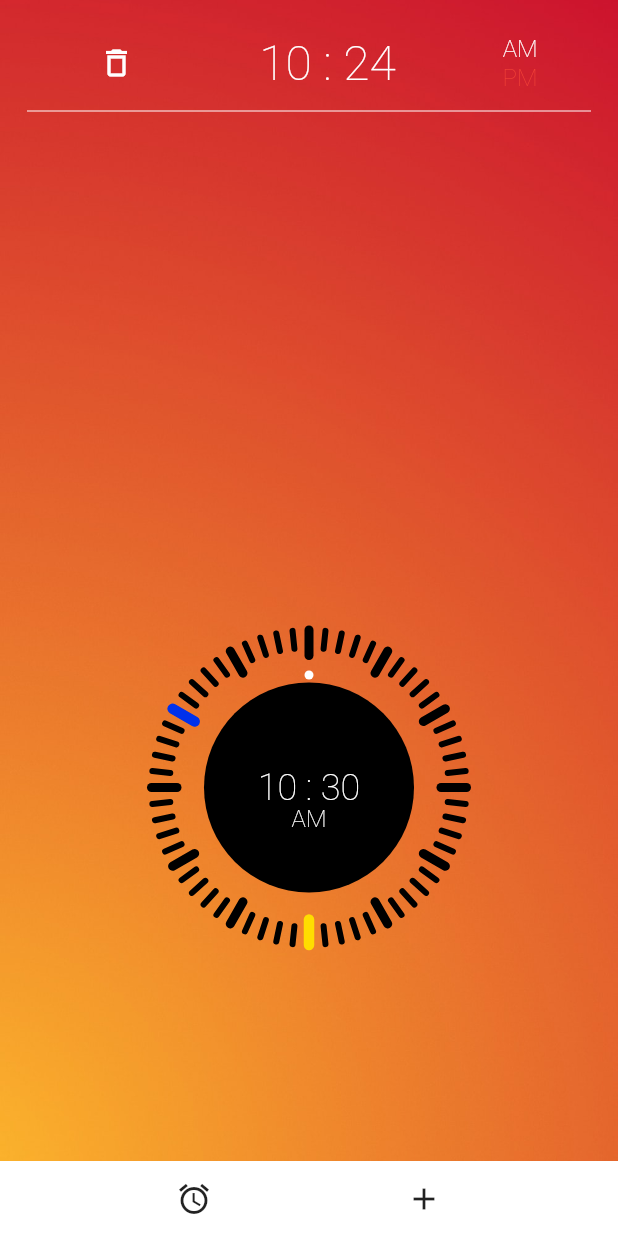
After one commit to tomascandeias/Fuelness, a Flutter app: the AlarmWithDailyQuotes screen opened directly, on a phone screen of 412 x 824 dp. The commit adds this screen. Run offline on Flutter 3.47's test engine with Material 2 defaults, Android fonts, the phone set to English and light mode, and no system bars; our stand-ins replace charts_flutter, fl_chart, flutter_local_notifications, flutter_native_timezone, hive, hive_flutter and 4 more; accounts and stored records are empty.

Commit message:
alarm fixed colors

```diff
--- a/fuelness/lib/main.dart
+++ b/fuelness/lib/main.dart
@@ -4,7 +4,7 @@ import 'dart:io';
 import 'package:flutter/material.dart';
 import 'package:hive_flutter/hive_flutter.dart';
 import 'package:homework/models/steps.dart';
-import 'package:homework/screens/alarm/main_screen.dart';
+import 'package:homework/screens/alarm/alarm_quotes_screen.dart';
 import 'package:homework/screens/steps/daily_steps_screen.dart';
 import 'package:homework/screens/greetings/welcome_page.dart';
 import 'package:homework/screens/weekly_steps/weekly_steps_screen.dart';
@@ -66,7 +66,7 @@ class _MyStatefulWidgetState extends State<MyStatefulWidget> {
   final _pageOptions = [
     DailySteps(),
     WeeklyStepsScreen(),
-    MainScreen(),
+    AlarmWithDailyQuotes(),
   ];
 
   void _onItemTapped(int index) {
--- /dev/null
+++ b/fuelness/lib/screens/alarm/alarm_quotes_screen.dart
@@ -0,0 +1,191 @@
+import 'package:flutter/material.dart';
+import 'package:homework/screens/alarm/alarm_widget.dart';
+import 'package:homework/screens/alarm/clock_widget.dart';
+import 'package:homework/models/data.dart';
+import 'package:homework/screens/alarm/notifications.dart';
+import 'package:homework/screens/alarm/statistic_screen.dart';
+import 'package:timezone/data/latest.dart' as tz;
+
+class AlarmWithDailyQuotes extends StatefulWidget {
+  @override
+  _AlarmWithDailyQuotesState createState() => _AlarmWithDailyQuotesState();
+}
+
+class _AlarmWithDailyQuotesState extends State<AlarmWithDailyQuotes> {
+  bool _isActive = true;
+
+  @override
+  void initState() {
+    super.initState();
+    tz.initializeTimeZones();
+
+    NotificationApi.init();
+    listenNotifications();
+  }
+
+  void listenNotifications() =>
+      NotificationApi.onNotifications.stream.listen(onClickedNotification);
+
+  void onClickedNotification(String? payload) {
+    openedAt.add(add(payload));
+    Navigator.of(context).push(MaterialPageRoute(
+      builder: (context) => StatisticScreen(payload: payload),
+    ));
+  } // Go to Statistic Page Function
+
+  void _setAlarm() {
+    setState(() {
+      _isActive = !_isActive;
+    });
+  } // Function to change between Alarm or Clock
+
+  int _AmPm(h) {
+    if (isAm == true) {
+      return h;
+    } else {
+      return h + 12;
+    }
+  } // Used to adjust time based on Am Pm
+
+  @override
+  Widget build(BuildContext context) {
+    return Scaffold(
+      body: Container(
+        padding: const EdgeInsets.fromLTRB(10, 10, 10, 50),
+        decoration: const BoxDecoration(
+            image: DecorationImage(
+          image: AssetImage("assets/images/background.jpeg"),
+          fit: BoxFit.cover,
+        )),
+        child: Column(
+          children: <Widget>[
+            Expanded(
+              // List of Active Alarm
+              flex: 1,
+              child: Padding(
+                padding: const EdgeInsets.all(8.0),
+                child: ListView.builder(
+                  itemBuilder: (context, index) {
+                    final Alarm place = alarmList[index];
+                    return Column(
+                      mainAxisAlignment: MainAxisAlignment.center,
+                      children: [
+                        Row(
+                          mainAxisAlignment: MainAxisAlignment.spaceAround,
+                          children: <Widget>[
+                            IconButton(
+                              onPressed: () {
+                                NotificationApi.cancelNotification(
+                                    _AmPm(place.hour) + place.minute);
+                                setState(() {
+                                  deleteAlarm(index);
+                                });
+                              },
+                              icon: const Icon(
+                                Icons.delete_outline_outlined,
+                                color: Colors.white,
+                              ),
+                            ),
+                            Text(
+                              place.hour.toString().padLeft(2, '0') +
+                                  ' : ' +
+                                  place.minute.toString().padLeft(2, '0'),
+                              style: const TextStyle(
+                                  fontSize: 32, color: Colors.white),
+                            ),
+                            Column(
+                              children: [
+                                InkWell(
+                                  onTap: () {
+                                    setState(() {
+                                      place.isAm = true;
+                                    });
+                                  },
+                                  child: Text(
+                                    'AM',
+                                    style: TextStyle(
+                                        color: (place.isAm == true)
+                                            ? Colors.white
+                                            : Colors.red),
+                                  ),
+                                ),
+                                Text(
+                                  'PM',
+                                  style: TextStyle(
+                                      color: (place.isAm == true)
+                                          ? Colors.red
+                                          : Colors.white),
+                                ),
+                              ],
+                            ),
+                          ],
+                        ),
+                        const Divider(
+                          color: Colors.white,
+                        )
+                      ],
+                    );
+                  },
+                  itemCount: alarmList.length,
+                ),
+              ),
+            ),
+            Expanded(
+              // Changing between Clock or Alarm
+              flex: 1,
+              child: Stack(
+                children: [
+                  Visibility(
+                    child: ClockWidget(),
+                    visible: _isActive,
+                  ),
+                  Visibility(
+                    child: AlarmWidget(),
+                    visible: !_isActive,
+                  ),
+                ],
+              ),
+            )
+          ],
+        ),
+      ),
+      bottomNavigationBar: Container(
+        color: Colors.white,
+        height: 50,
+        child: Row(
+          mainAxisAlignment: MainAxisAlignment.spaceEvenly,
+          children: [
+            IconButton(
+              icon: (_isActive == true)
+                  ? const Icon(Icons.alarm)
+                  : const Icon(Icons.access_time),
+              onPressed: () {
+                setState(() {
+                  _setAlarm();
+                });
+              },
+            ),
+            IconButton(
+              icon: const Icon(Icons.add),
+              onPressed: () {
+                NotificationApi.showScheduledNotification(
+                    id: _AmPm(hour) + minute,
+                    title: 'Your Time has Come',
+                    body: 'Right now at, ' +
+                        hour.toString().padLeft(2, '0') +
+                        ' : ' +
+                        minute.toString().padLeft(2, '0'),
+                    payload: minute.toString(),
+                    when: DateTime(DateTime.now().year, DateTime.now().month,
+                        DateTime.now().day, _AmPm(hour), minute));
+                setState(() {
+                  addAlarm();
+                });
+              },
+            ),
+          ],
+        ),
+      ),
+    );
+  }
+}
--- a/fuelness/lib/screens/alarm/clock_painter.dart
+++ b/fuelness/lib/screens/alarm/clock_painter.dart
@@ -107,7 +107,7 @@ class ClockPainter extends CustomPainter {
       // Seconds Hand
       double degree = 360 / 60 * i;
 
-      paint.color = (i*6 <= secondDegree)?Color(0xFFE21B1B):Colors.transparent;
+      paint.color = (i*6 <= secondDegree) ? Colors.white : Colors.transparent;
       paint.strokeWidth = (i % 5 == 0)?7:5;
 
       int distance =  15;
@@ -122,7 +122,7 @@ class ClockPainter extends CustomPainter {
 
     for(int i = 0; i<12; i++) {
       double degree = 360 / 12 * i;
-      paint.color = (i*30 == hourseDegree && hourseDegree == minuteDegree) ? Color(
+      paint.color = (i*30 == hourseDegree && hourseDegree == minuteDegree) ? const Color(
           0xFF32BB00) : Colors.transparent;
 
       int distance =  13;
--- a/fuelness/lib/screens/alarm/clock.dart
+++ b/fuelness/lib/screens/alarm/clock_widget.dart
@@ -3,12 +3,12 @@ import 'dart:ui';
 import 'package:flutter/material.dart';
 import 'package:homework/screens/alarm/clock_painter.dart';
 
-class Clock extends StatefulWidget {
+class ClockWidget extends StatefulWidget {
   @override
-  _ClockState createState() => _ClockState();
+  _ClockWidgetState createState() => _ClockWidgetState();
 }
 
-class _ClockState extends State<Clock> {
+class _ClockWidgetState extends State<ClockWidget> {
 
   int secondclock = 0;
   int minuteclock = 0;
@@ -74,7 +74,7 @@ class _ClockState extends State<Clock> {
                     width: 65,
                     child: Text((_isAm == true) ? 'AM' : 'PM',
                       style: TextStyle(
-                        color: (_isAm == true) ? Colors.red : Colors.blueAccent,
+                        color: (_isAm == true) ? Colors.white : Colors.white,
                       ),
                     ),
                   ),
--- a/fuelness/lib/screens/alarm/generated_plugin_registrant.dart
+++ b/fuelness/lib/screens/alarm/generated_plugin_registrant.dart
@@ -6,7 +6,6 @@
 // ignore_for_file: lines_longer_than_80_chars
 
 import 'package:flutter_native_timezone/flutter_native_timezone_web.dart';
-
 import 'package:flutter_web_plugins/flutter_web_plugins.dart';
 
 // ignore: public_member_api_docs
--- a/fuelness/lib/screens/alarm/statistic_screen.dart
+++ b/fuelness/lib/screens/alarm/statistic_screen.dart
@@ -1,7 +1,7 @@
 import 'package:fl_chart/fl_chart.dart';
 import 'package:flutter/cupertino.dart';
 import 'package:flutter/material.dart';
-import 'package:homework/screens/alarm/data.dart';
+import 'package:homework/models/data.dart';
 
 class StatisticScreen extends StatelessWidget {
   final String? payload;
```
Also changed, not shown: fuelness/lib/models/data.dart (renamed from fuelness/lib/screens/alarm/data.dart, +7 -20 lines), fuelness/lib/screens/alarm/alarm_widget.dart (renamed from fuelness/lib/screens/alarm/alarm.dart, +26 -31 lines), fuelness/lib/screens/alarm/main_screen.dart (deleted, +0 -191 lines).
